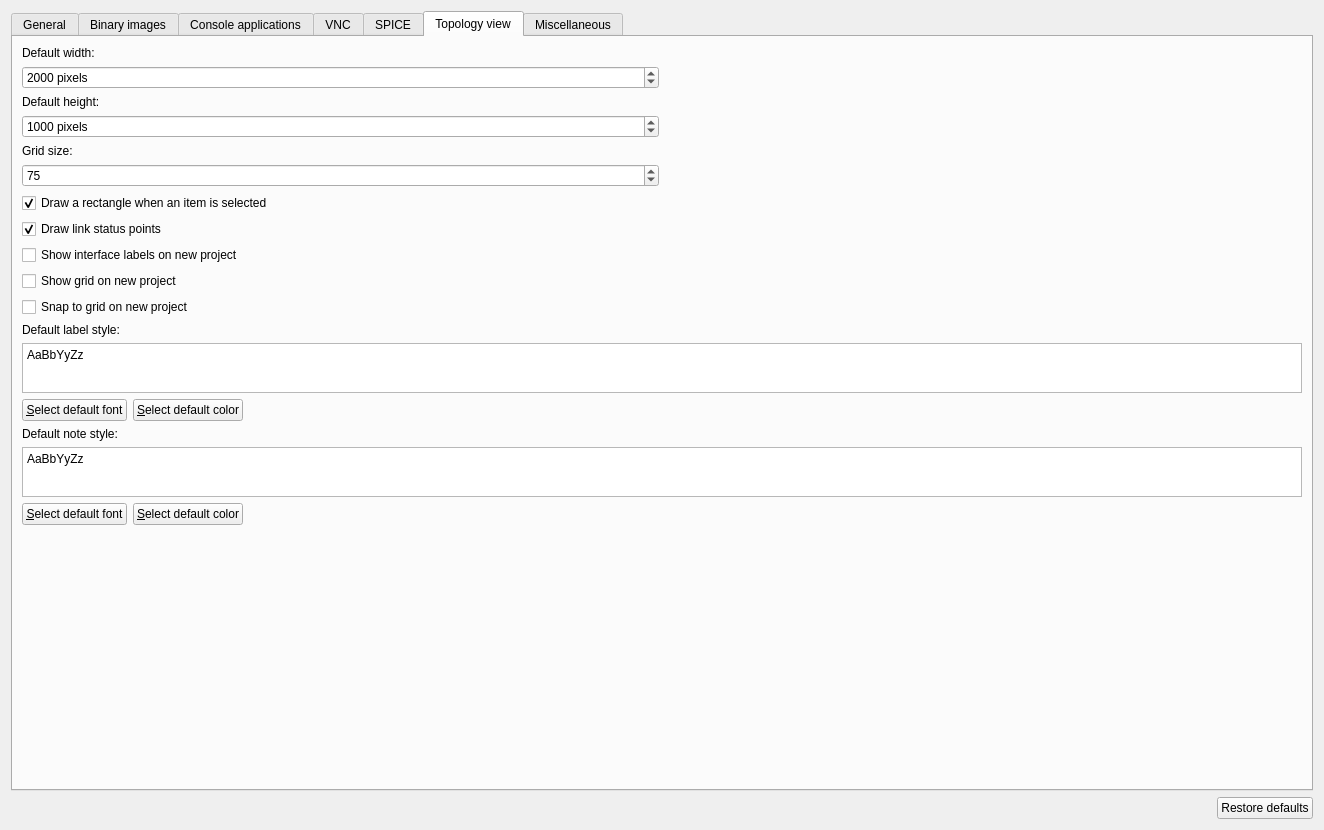
Old version of the form gns3/ui/general_preferences_page.ui in the repository GNS3/gns3-gui.
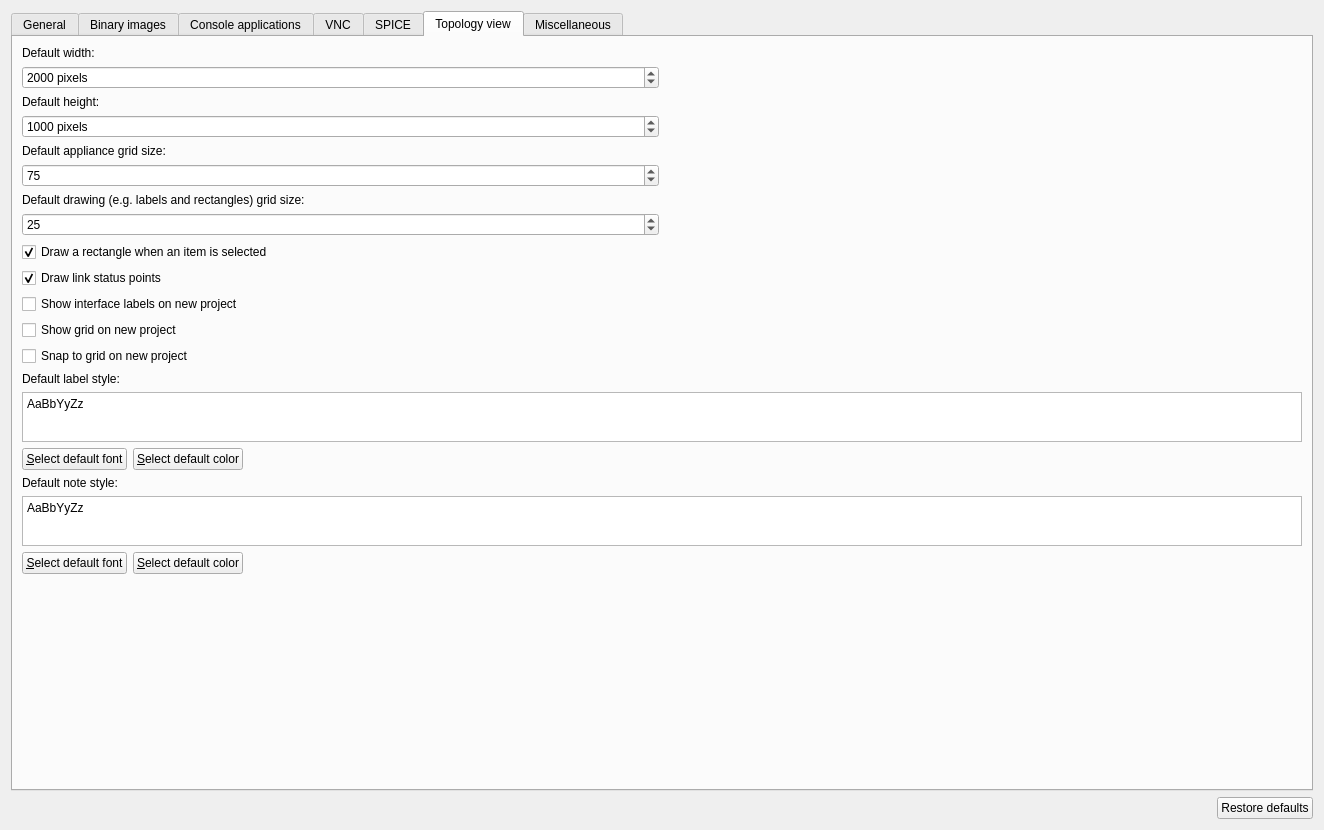
New version of the form. The open tabs and pages were chosen to show the change.

Commit message: Support for differing grid sizes for appliances and drawings. Requires corresponding commit on gns3-server.

The edit to the form file:
```diff
--- a/gns3/ui/general_preferences_page.ui
+++ b/gns3/ui/general_preferences_page.ui
@@ -699,7 +699,7 @@
        <item row="4" column="0">
         <widget class="QLabel" name="uiGridSizeLabel">
          <property name="text">
-          <string>Grid size:</string>
+          <string>Default appliance grid size:</string>
          </property>
         </widget>
        </item>
@@ -719,7 +719,30 @@
          </property>
         </widget>
        </item>
-       <item row="6" column="0" colspan="2">
+       <item row="6" column="0">
+        <widget class="QLabel" name="uiDrawingGridSizeLabel">
+         <property name="text">
+          <string>Default drawing (e.g. labels and rectangles) grid size:</string>
+         </property>
+        </widget>
+       </item>
+       <item row="7" column="0">
+        <widget class="QSpinBox" name="uiDrawingGridSizeSpinBox">
+         <property name="minimum">
+          <number>10</number>
+         </property>
+         <property name="maximum">
+          <number>100</number>
+         </property>
+         <property name="singleStep">
+          <number>10</number>
+         </property>
+         <property name="value">
+          <number>25</number>
+         </property>
+        </widget>
+       </item>
+       <item row="8" column="0" colspan="2">
         <widget class="QCheckBox" name="uiRectangleSelectedItemCheckBox">
          <property name="text">
           <string>Draw a rectangle when an item is selected</string>
@@ -729,7 +752,7 @@
          </property>
         </widget>
        </item>
-       <item row="7" column="0" colspan="2">
+       <item row="9" column="0" colspan="2">
         <widget class="QCheckBox" name="uiDrawLinkStatusPointsCheckBox">
          <property name="text">
           <string>Draw link status points</string>
@@ -739,35 +762,35 @@
          </property>
         </widget>
        </item>
-       <item row="8" column="0" colspan="2">
+       <item row="10" column="0" colspan="2">
         <widget class="QCheckBox" name="uiShowInterfaceLabelsOnNewProject">
          <property name="text">
           <string>Show interface labels on new project</string>
          </property>
         </widget>
        </item>
-       <item row="9" column="0" colspan="2">
+       <item row="11" column="0" colspan="2">
         <widget class="QCheckBox" name="uiShowGridOnNewProject">
          <property name="text">
           <string>Show grid on new project</string>
          </property>
         </widget>
        </item>
-       <item row="10" column="0" colspan="2">
+       <item row="12" column="0" colspan="2">
         <widget class="QCheckBox" name="uiSnapToGridOnNewProject">
          <property name="text">
           <string>Snap to grid on new project</string>
          </property>
         </widget>
        </item>
-       <item row="11" column="0" colspan="2">
+       <item row="13" column="0" colspan="2">
         <widget class="QLabel" name="uiLabelPreviewLabel">
          <property name="text">
           <string>Default label style:</string>
          </property>
         </widget>
        </item>
-       <item row="12" column="0" colspan="2">
+       <item row="14" column="0" colspan="2">
         <widget class="QPlainTextEdit" name="uiDefaultLabelStylePlainTextEdit">
          <property name="sizePolicy">
           <sizepolicy hsizetype="MinimumExpanding" vsizetype="Expanding">
@@ -789,7 +812,7 @@
          </property>
         </widget>
        </item>
-       <item row="13" column="0" colspan="2">
+       <item row="15" column="0" colspan="2">
         <layout class="QHBoxLayout" name="horizontalLayout_5">
          <item>
           <widget class="QPushButton" name="uiDefaultLabelFontPushButton">
@@ -820,14 +843,14 @@
          </item>
         </layout>
        </item>
-       <item row="14" column="0" colspan="2">
+       <item row="16" column="0" colspan="2">
         <widget class="QLabel" name="uiNotePreviewLabel">
          <property name="text">
           <string>Default note style:</string>
          </property>
         </widget>
        </item>
-       <item row="15" column="0" colspan="2">
+       <item row="17" column="0" colspan="2">
         <widget class="QPlainTextEdit" name="uiDefaultNoteStylePlainTextEdit">
          <property name="sizePolicy">
           <sizepolicy hsizetype="MinimumExpanding" vsizetype="Expanding">
@@ -849,7 +872,7 @@
          </property>
         </widget>
        </item>
-       <item row="16" column="0" colspan="2">
+       <item row="18" column="0" colspan="2">
         <layout class="QHBoxLayout" name="horizontalLayout_14">
          <item>
           <widget class="QPushButton" name="uiDefaultNoteFontPushButton">
@@ -880,7 +903,7 @@
          </item>
         </layout>
        </item>
-       <item row="17" column="1">
+       <item row="19" column="1">
         <spacer name="verticalSpacer_2">
          <property name="orientation">
           <enum>Qt::Vertical</enum>
```
Left out of the diff: 6 changed lines with no effect on the pictures. The commit also changes 12 other files.
